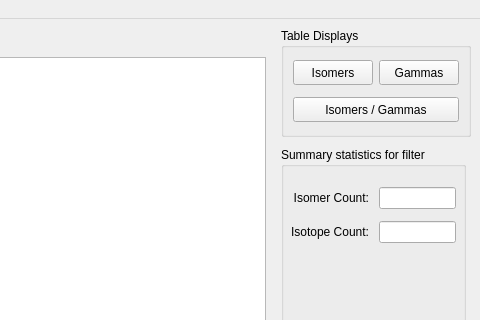
Before: the Qt Designer form g_Isomer/w_IsomerAPI.ui in LISEcute/IsomerAPI, drawn with Qt 5; both pictures show x 735 to 1215 and y 0 to 320 of the 1215 by 717 pixel window.
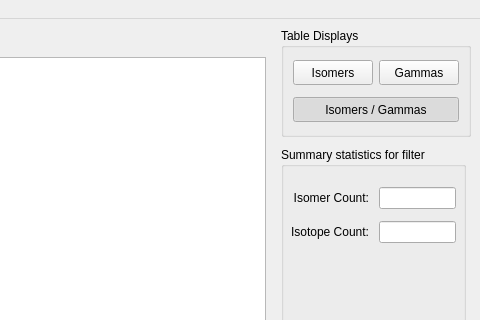
After: the same form once the commit is applied. Icons and pictures are not drawn.

Commit message: merging oleg v1.4.2 with hudson local

What changed in the file:
```diff
--- a/g_Isomer/w_IsomerAPI.ui
+++ b/g_Isomer/w_IsomerAPI.ui
@@ -356,6 +356,9 @@
          <property name="checkable">
           <bool>true</bool>
          </property>
+         <property name="checked">
+          <bool>true</bool>
+         </property>
          <property name="autoExclusive">
           <bool>true</bool>
          </property>
```
The commit also changes 1 other file.
